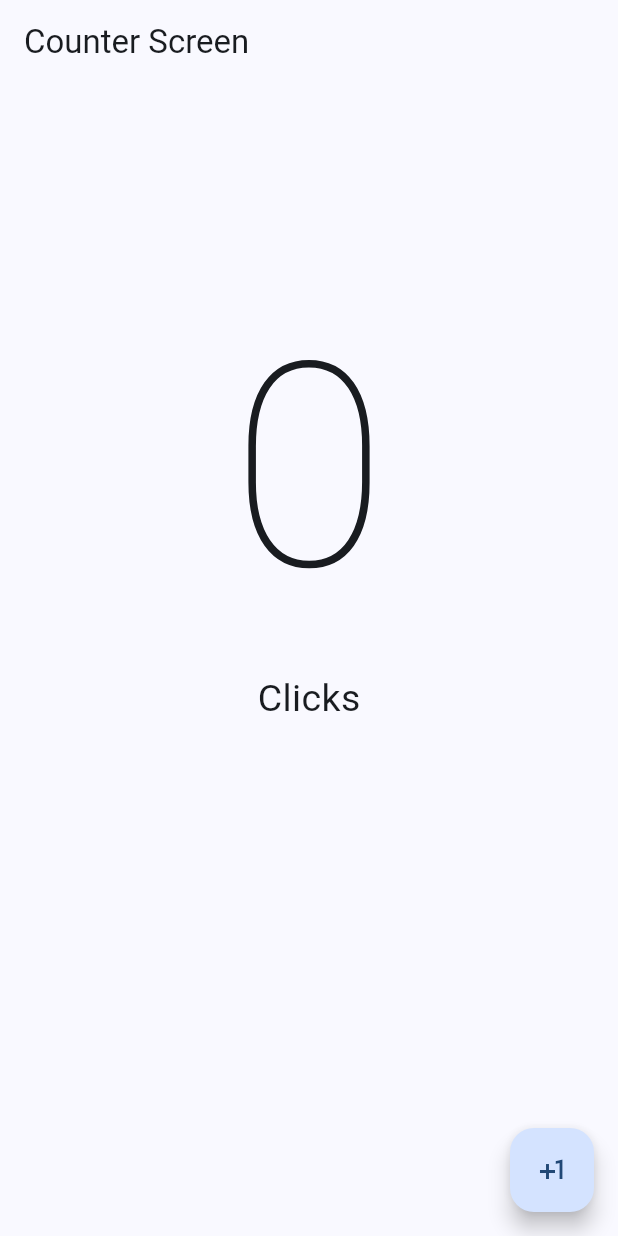
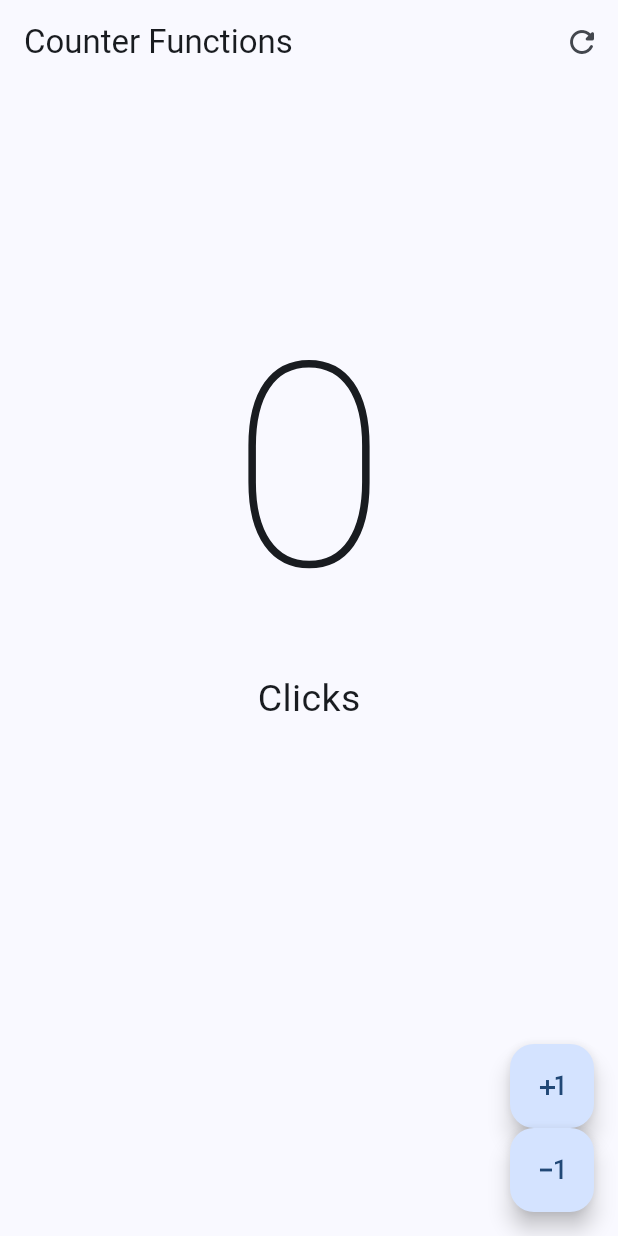
Before and after one commit to Riiccardods/contador_de_clicks_flutter, a Flutter app: the screen it shows after launch, on a phone screen of 412 x 824 dp. Run offline on Flutter 3.47's test engine with Material 3 defaults, Android fonts, the phone set to English and light mode, and no system bars.

Commit message:
Atualizacao incrementação

```diff
--- a/lib/main.dart
+++ b/lib/main.dart
@@ -1,4 +1,7 @@
-import 'package:contador/presentation/screens/counter/counter_screen.dart';
+import 'package:contador/presentation/screens/counter/counter_functions_screen.dart';
+//import 'package:contador/presentation/screens/counter/counter_screen.dart';
+
+
 // `import` é uma palavra-chave que traz funcionalidades de outros arquivos ou
 // pacotes para o arquivo atual. Aqui, estamos importando a classe `CounterScreen`
 // do arquivo `counter_screen.dart` que está localizado no caminho
@@ -67,7 +70,7 @@ class MyApp extends StatelessWidget {
         // `useMaterial3` é uma propriedade que, quando definida como `true`,
         // ativa o uso dos novos componentes e estilo do Material Design 3.
 
-        colorSchemeSeed: Color.fromARGB(255, 67, 154, 253),
+        colorSchemeSeed: const Color.fromARGB(255, 67, 154, 253),
         // `colorSchemeSeed` é uma propriedade que define a cor base do esquema
         // de cores do aplicativo.
         // `Color.fromARGB` é um construtor que cria uma cor a partir de valores
@@ -76,7 +79,7 @@ class MyApp extends StatelessWidget {
         // valor do azul.
       ),
 
-      home: const CounterScreen(),
+      home: const CounterFunctionsScreen(),
       // `home` é uma propriedade que define o widget principal do aplicativo,
       // que é exibido quando o aplicativo é iniciado.
       // `const CounterScreen()` cria uma instância constante de `CounterScreen`,
--- /dev/null
+++ b/lib/presentation/screens/counter/counter_functions_screen.dart
@@ -0,0 +1,161 @@
+import 'package:flutter/material.dart';
+
+// A linha acima importa o pacote 'flutter/material.dart', que contém
+// widgets e classes essenciais para construir interfaces de usuário no Flutter,
+// incluindo temas, cores, e componentes visuais.
+
+class CounterFunctionsScreen extends StatefulWidget {
+  // Define uma nova classe chamada `CounterScreen` que é um `StatefulWidget`.
+  // `StatefulWidget` é um widget que tem um estado mutável, ou seja,
+  // ele pode mudar durante o tempo de execução com base em interações do usuário.
+
+  const CounterFunctionsScreen({super.key});
+  // O construtor `const CounterScreen` é usado para criar instâncias imutáveis
+  // desta classe. `super.key` é uma forma de passar a chave do widget para a
+  // classe base `StatefulWidget`.
+
+  @override
+  State<CounterFunctionsScreen> createState() => _CounterFunctionsScreenState();
+  // O método `createState` retorna uma instância de `_CounterScreenState`,
+  // que é a classe que contém o estado mutável do `CounterScreen`.
+}
+
+class _CounterFunctionsScreenState extends State<CounterFunctionsScreen> {
+  // Define a classe `_CounterScreenState` que herda de `State<CounterScreen>`.
+  // Esta classe contém o estado (dados) e a lógica do widget `CounterScreen`.
+
+  int clickCounter = 0;
+  // Declara uma variável inteira chamada `clickCounter` e a inicializa com 0.
+  // Esta variável será usada para contar o número de cliques no botão.
+
+  @override
+  Widget build(BuildContext context) {
+    // O método `build` é chamado sempre que o estado do widget muda.
+    // Ele constrói a interface do usuário do widget usando outros widgets.
+
+    return Scaffold(
+        // `Scaffold` é um widget que fornece uma estrutura visual básica para
+        // o material design. Ele implementa a estrutura de layout visual básico
+        // do aplicativo.
+
+        appBar: AppBar(
+          // `AppBar` é um widget que cria uma barra de aplicativo no topo da tela.
+          title: const Text('Counter Functions'),
+          actions: [
+            IconButton(
+              icon: const Icon(Icons.refresh_rounded),
+              onPressed: () {
+                setState(() {
+                  clickCounter = 0;
+                });
+              },
+            ),
+          ],
+
+          // `title` define o título da `AppBar`.
+          // `const Text('Counter Screen')` cria um widget de texto constante
+          // com o título 'Counter Screen'.
+        ),
+        body: Center(
+          // `body` é a área principal de exibição da tela, definida dentro do `Scaffold`.
+          // `Center` é um widget que alinha seu filho no centro da área disponível.
+
+          child: Column(
+            // `Column` é um widget que organiza seus filhos em uma coluna vertical.
+            mainAxisAlignment: MainAxisAlignment.center,
+            // `mainAxisAlignment` define como os filhos devem ser alinhados
+            // verticalmente. `MainAxisAlignment.center` centraliza os filhos verticalmente.
+
+            children: [
+              // `children` é uma lista de widgets que serão exibidos dentro da `Column`.
+
+              Text(
+                '$clickCounter',
+                // '$clickCounter' é uma interpolação de string que converte o valor
+                // da variável `clickCounter` em uma string para ser exibida no texto.
+
+                style: const TextStyle(
+                  // `TextStyle` é um widget que define a aparência do texto.
+                  fontSize: 190,
+                  // `fontSize` define o tamanho da fonte do texto. Aqui é 190.
+                  fontWeight: FontWeight.w100,
+                  // `fontWeight` define a espessura do texto. `FontWeight.w100`
+                  // é uma das opções mais leves, resultando em um texto fino.
+                ),
+              ),
+
+              if (clickCounter == 1)
+                // Condicional que verifica se `clickCounter` é igual a 1.
+                const Text('Click',
+                    // Se `clickCounter` for igual a 1, exibe o texto 'Click'.
+                    style: TextStyle(
+                      // Define o estilo do texto.
+                      fontSize: 25,
+                      // Define o tamanho da fonte do texto como 25.
+                    ))
+              else
+                // Se `clickCounter` não for igual a 1, exibe o texto 'Clicks'.
+                const Text('Clicks',
+                    style: TextStyle(
+                      fontSize: 25,
+                    )),
+
+              Container(
+                // `Container` é um widget usado para criar uma caixa retangular visível.
+                height: 220.0,
+                // Define a altura do container como 220 pixels.
+                color: Color.fromARGB(0, 248, 4, 4),
+                // Define a cor do container. `Color.fromARGB` usa valores alfa,
+                // vermelho, verde e azul. Aqui, `0` para alfa faz com que a cor
+                // seja totalmente transparente.
+              ),
+            ],
+          ),
+        ),
+        floatingActionButton: Column(
+          mainAxisAlignment: MainAxisAlignment.end,
+          children: [
+            FloatingActionButton(
+              // `FloatingActionButton` é um botão circular flutuante usado para
+              // ações primárias na tela.
+              onPressed: () {
+                // `onPressed` é um callback que é chamado quando o botão é pressionado.
+                setState(() {
+                  // `setState` notifica o Flutter que o estado interno mudou,
+                  // fazendo com que o método `build` seja chamado novamente para
+                  // atualizar a interface do usuário.
+                  clickCounter = clickCounter + 1;
+                  // Incrementa o valor de `clickCounter` em 1.
+                });
+              },
+              child: const Icon(Icons.plus_one),
+              // `child` define o conteúdo dentro do `FloatingActionButton`.
+              // `Icon(Icons.plus_one)` cria um ícone com o símbolo de mais.
+            ),
+
+
+            FloatingActionButton(
+              // `FloatingActionButton` é um botão circular flutuante usado para
+              // ações primárias na tela.
+              onPressed: () {
+                // `onPressed` é um callback que é chamado quando o botão é pressionado.
+                setState(() {
+                  // `setState` notifica o Flutter que o estado interno mudou,
+                  // fazendo com que o método `build` seja chamado novamente para
+                  // atualizar a interface do usuário.
+                  clickCounter = clickCounter - 1;
+                  // Incrementa o valor de `clickCounter` em 1.
+                });
+              },
+              child: const Icon(Icons.exposure_minus_1_outlined),
+              // `child` define o conteúdo dentro do `FloatingActionButton`.
+              // `Icon(Icons.plus_one)` cria um ícone com o símbolo de mais.
+            ),
+
+
+
+
+          ],
+        ));
+  }
+}
```
